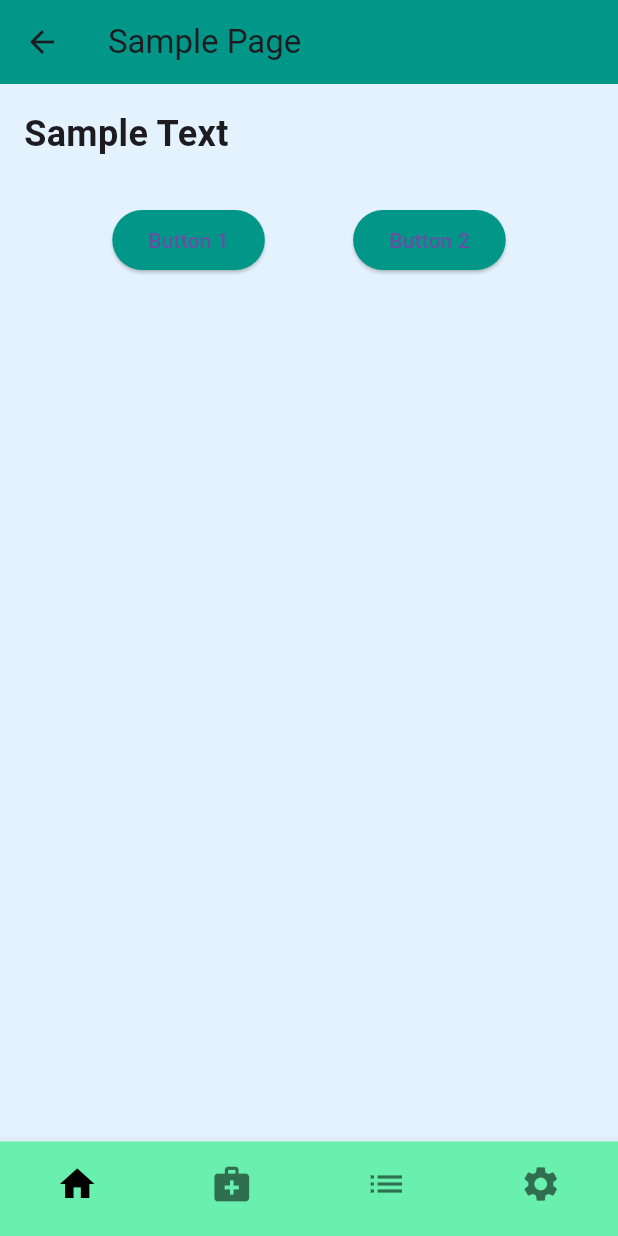
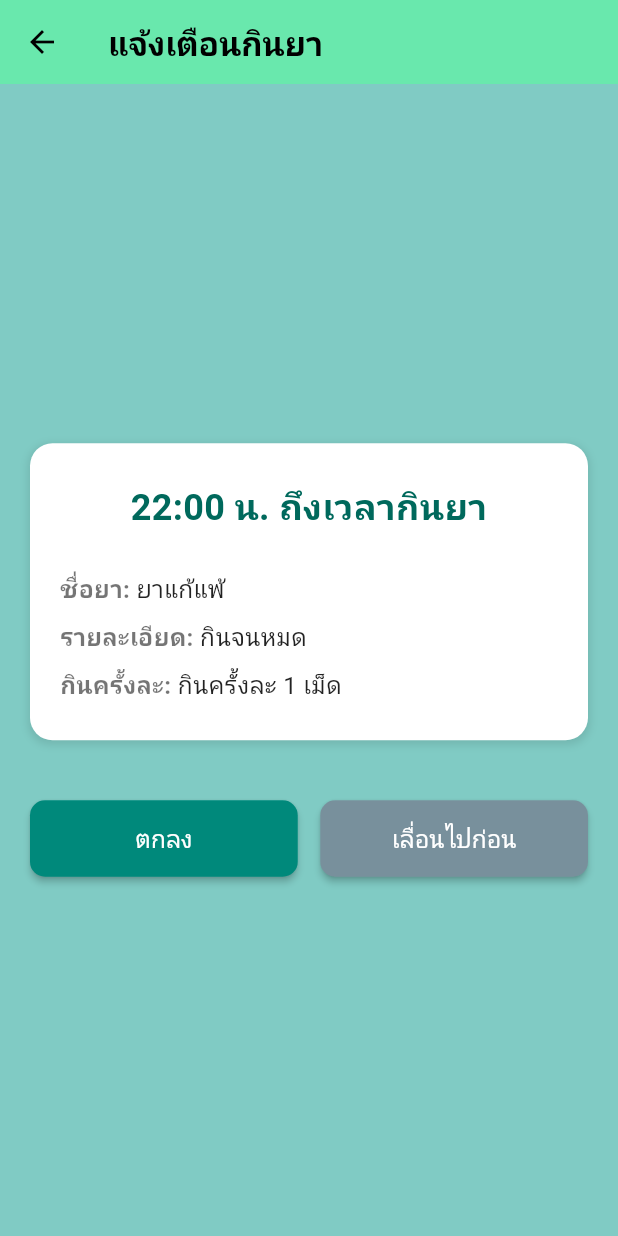
Before and after one commit to kKenN2/jang_tanya, a Flutter app: the screen it shows after launch, item 3 of the bottom bar chosen, on a phone screen of 412 x 824 dp. Run offline on Flutter 3.47's test engine with Material 3 defaults, Android fonts, the phone set to English and light mode, and no system bars; our stand-ins replace flutter_local_notifications, image_picker, timezone; network calls fail.

Commit message:
add reminder block

```diff
--- a/lib/screens/reminder.dart
+++ b/lib/screens/reminder.dart
@@ -1,98 +1,169 @@
 import 'package:flutter/material.dart';
-import 'package:medicineproject/screens/inputmed.dart';
-
-import 'package:medicineproject/screens/profile.dart';
-
 
 class ReminderPage extends StatelessWidget {
   const ReminderPage({super.key});
 
+  // Placeholder data (same as before)
+  final String reminderTime = "22:00 น.";
+  final String medicineName = "ยาแก้แพ้";
+  final String medicineDetails = "กินจนหมด";
+  final String dosageInfo = "กินครั้งละ 1 เม็ด";
+
   @override
   Widget build(BuildContext context) {
     return Scaffold(
+      // Change background to match HomeScreen
+      backgroundColor: Colors.teal[200],
+
       appBar: AppBar(
-        title: const Text('Sample Page'),
-        backgroundColor: Colors.teal,
+        title: const Text(
+          'แจ้งเตือนกินยา',
+          // Change title color to black
+          style: TextStyle(color: Colors.black, fontWeight: FontWeight.bold),
+        ),
+        // Change AppBar color to match HomeScreen's BottomNav/AppBar
+        backgroundColor: Colors.greenAccent,
+        elevation: 1,
+        // Change back button color to black
+        leading: IconButton(
+            icon: const Icon(Icons.arrow_back, color: Colors.black),
+            onPressed: () => Navigator.of(context).pop(),
+         ),
       ),
       body: Padding(
-        padding: const EdgeInsets.all(16.0),
+        padding: const EdgeInsets.all(20.0),
         child: Column(
-          crossAxisAlignment: CrossAxisAlignment.start,
+          mainAxisAlignment: MainAxisAlignment.center,
           children: [
-            const Text(
-              'Sample Text',
+            // --- Reminder Details Card ---
+            Container(
+              padding: const EdgeInsets.symmetric(horizontal: 20.0, vertical: 25.0),
+              decoration: BoxDecoration(
+                // Change card background to white or very light teal for contrast
+                color: Colors.white,
+                // color: Colors.teal[50], // Alternative light teal
+                borderRadius: BorderRadius.circular(15.0),
+                boxShadow: [
+                  BoxShadow(
+                    color: Colors.black.withOpacity(0.1), // Darker shadow
+                    spreadRadius: 1,
+                    blurRadius: 4,
+                    offset: const Offset(0, 2),
+                  ),
+                ],
+              ),
+              child: Column(
+                mainAxisSize: MainAxisSize.min,
+                crossAxisAlignment: CrossAxisAlignment.stretch,
+                children: [
+                  Text(
+                    '$reminderTime ถึงเวลากินยา',
+                    textAlign: TextAlign.center,
                     style: TextStyle(
                       fontSize: 24,
                       fontWeight: FontWeight.bold,
+                      // Change text color to a darker teal or black
+                      color: Colors.teal[800],
                     ),
                   ),
-            const SizedBox(height: 30),
+                  const SizedBox(height: 25),
+                  // Use darker text colors for details
+                  _buildDetailRow('ชื่อยา:', medicineName),
+                  const SizedBox(height: 8),
+                  _buildDetailRow('รายละเอียด:', medicineDetails),
+                  const SizedBox(height: 8),
+                  _buildDetailRow('กินครั้งละ:', dosageInfo),
+                ],
+              ),
+            ),
+            // --- End Reminder Details Card ---
+
+            const SizedBox(height: 40),
+
+            // --- Action Buttons ---
             Row(
               mainAxisAlignment: MainAxisAlignment.spaceEvenly,
               children: [
-                ElevatedButton(
+                // OK Button
+                Expanded(
+                  child: ElevatedButton(
                     onPressed: () {
-                    // Action for first button
+                      print("OK button pressed");
+                      Navigator.of(context).pop();
                     },
                     style: ElevatedButton.styleFrom(
-                    backgroundColor: Colors.teal,
+                      // Keep a strong teal color
+                      backgroundColor: Colors.teal[600],
+                      padding: const EdgeInsets.symmetric(vertical: 14),
+                      shape: RoundedRectangleBorder(
+                        borderRadius: BorderRadius.circular(10),
                       ),
-                  child: const Text('Button 1'),
+                      elevation: 2,
                     ),
-                ElevatedButton(
+                    child: const Text(
+                      'ตกลง', // OK
+                      style: TextStyle(fontSize: 16, color: Colors.white),
+                    ),
+                  ),
+                ),
+                const SizedBox(width: 15),
+                // Postpone Button
+                Expanded(
+                  child: ElevatedButton(
                     onPressed: () {
-                    // Action for second button
+                      print("Postpone button pressed");
+                      Navigator.of(context).pop();
                     },
                     style: ElevatedButton.styleFrom(
-                    backgroundColor: Colors.teal,
+                      // Change postpone color - maybe a grey or secondary color
+                      backgroundColor: Colors.blueGrey[400],
+                      padding: const EdgeInsets.symmetric(vertical: 14),
+                       shape: RoundedRectangleBorder(
+                        borderRadius: BorderRadius.circular(10),
                       ),
-                  child: const Text('Button 2'),
+                      elevation: 2,
+                    ),
+                    child: const Text(
+                      'เลื่อนไปก่อน', // Postpone
+                      style: TextStyle(fontSize: 16, color: Colors.white),
+                    ),
+                  ),
                 ),
               ],
             ),
+            // --- End Action Buttons ---
           ],
         ),
       ),
-      bottomNavigationBar: BottomNavigationBar(
-        type: BottomNavigationBarType.fixed,
-        backgroundColor: Colors.greenAccent,
-        selectedItemColor: Colors.black,
-        unselectedItemColor: Colors.black54,
-        items: const [
-          BottomNavigationBarItem(icon: Icon(Icons.home), label: ''),
-          BottomNavigationBarItem(
-            icon: Icon(Icons.medical_services),
-            label: '',
-          ),
-          BottomNavigationBarItem(icon: Icon(Icons.list), label: ''),
-          BottomNavigationBarItem(icon: Icon(Icons.settings), label: ''),
-        ],
-        onTap: (index) {
-          if (index == 0) {
-            Navigator.popUntil(context, ModalRoute.withName('/'));
-          } else if (index == 1) {
-            Navigator.push(
-              context,
-              MaterialPageRoute(builder: (context) => const Inputmed()),
-            );
-          } else if (index == 2) {
-            Navigator.push(
-              context,
-              MaterialPageRoute(builder: (context) => const ReminderPage()),
-            );
-          } else if (index == 3) {
-            Navigator.push(
-              context,
-              MaterialPageRoute(builder: (context) => const ProfilePage()),
+      // No BottomNavigationBar here
     );
   }
-        },
-        iconSize: 28.0,
-        selectedFontSize: 14.0,
-        unselectedFontSize: 12.0,
-        showSelectedLabels: false,
-        showUnselectedLabels: false,
+
+  // Helper widget for detail rows (updated text colors)
+  Widget _buildDetailRow(String label, String value) {
+    return Row(
+      crossAxisAlignment: CrossAxisAlignment.start,
+      children: [
+        Text(
+          '$label ',
+          style: TextStyle(
+            fontSize: 16,
+            fontWeight: FontWeight.w600,
+            // Use darker grey or black for labels
+            color: Colors.black54,
           ),
+        ),
+        Expanded(
+          child: Text(
+            value,
+            style: const TextStyle(
+              fontSize: 16,
+              // Use primary black for values
+              color: Colors.black87,
+            ),
+          ),
+        ),
+      ],
     );
   }
 }
```
Lines whose indentation alone changed are shown as unchanged.
